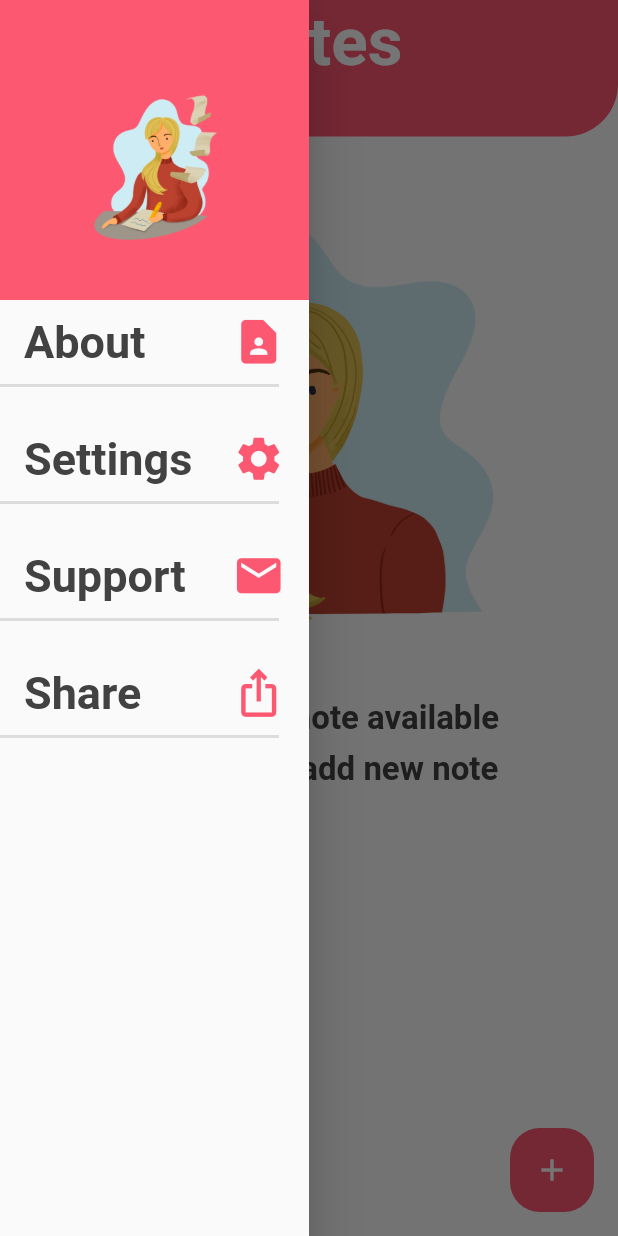
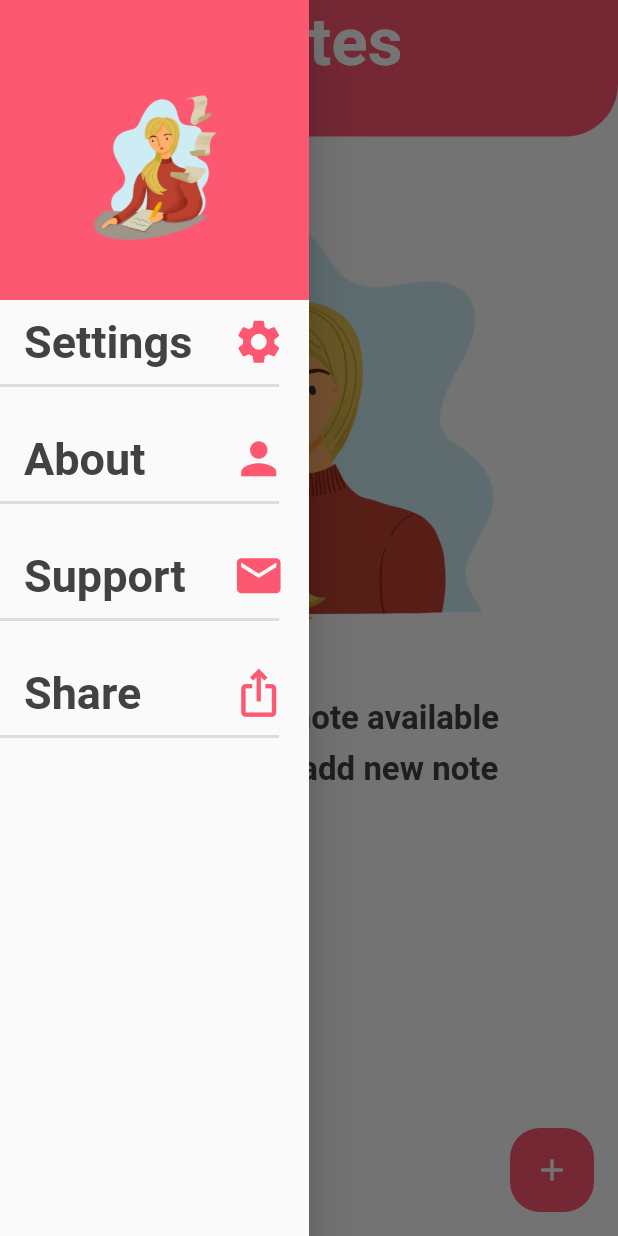
Before and after one commit to zestybean/what-todo, a Flutter app: the screen it shows after launch, with the side drawer open, on a phone screen of 412 x 824 dp. Run offline on Flutter 3.47's test engine with Material 2 defaults, Android fonts, the phone set to English and light mode, and no system bars; our stand-ins replace google_fonts, image_picker, sqflite; accounts and stored records are empty; Roboto replaces fonts that are missing (Economica).

Commit message:
Added the additional files for the about and settings screens, also adjusted some UI settings on the floating action buttons

```diff
--- a/lib/main.dart
+++ b/lib/main.dart
@@ -50,6 +50,8 @@ class MyApp extends StatelessWidget {
             NoteListScreen.route: (context) => NoteListScreen(),
             NoteViewScreen.route: (context) => NoteViewScreen(),
             NoteEditScreen.route: (context) => NoteEditScreen(),
+            AboutScreen.route: (context) => AboutScreen(),
+            SettingsScreen.route: (context) => SettingsScreen(),
           },
         ),
       ),
--- a/lib/screens/note_edit_screen.dart
+++ b/lib/screens/note_edit_screen.dart
@@ -171,7 +171,7 @@ class _NoteEditScreenState extends State<NoteEditScreen> {
             Padding(
               padding: const EdgeInsets.only(
                 left: 10.0,
-                right: 5.0,
+                right: 10.0,
                 top: 10.0,
                 bottom: 5.0,
               ),
@@ -187,6 +187,10 @@ class _NoteEditScreenState extends State<NoteEditScreen> {
         ),
       ),
       floatingActionButton: FloatingActionButton(
+        shape: RoundedRectangleBorder(
+          borderRadius: BorderRadius.circular(20.0),
+        ),
+        elevation: 0.0,
         heroTag: 'noteEditBtn',
         onPressed: () {
           if (titleController.text.isEmpty)
--- a/lib/screens/note_list_screen.dart
+++ b/lib/screens/note_list_screen.dart
@@ -15,8 +15,11 @@ import '../helper/helpers.dart';
 //Screens
 import '../screens/screens.dart';
 
-//Constant
-import 'package:what_todo_app/utils/constants.dart';
+//Widgets
+import '../widgets/widgets.dart';
+
+//Constants
+import '../utils/constants.dart';
 
 class NoteListScreen extends StatelessWidget {
   final _scaffoldKey = GlobalKey<ScaffoldState>();
@@ -153,88 +156,29 @@ class NoteListScreen extends StatelessWidget {
             Expanded(
               child: ListView(
                 children: [
-                  Padding(
-                    padding: const EdgeInsets.only(bottom: 20.0),
-                    child: Column(
-                      children: [
-                        ListTile(
-                          onTap: () {
-                            print('Go to screen');
-                          },
-                          title: Text(
-                            'About',
-                            style: dividerMenuTitle,
-                          ),
-                          trailing: Icon(Icons.contact_page,
-                              size: 35.0, color: headerColor),
-                        ),
-                        Divider(
-                          height: 2.0,
-                          thickness: 2.0,
-                          endIndent: 20.0,
-                        ),
-                      ],
-                    ),
+                  DrawerListItem(
+                    onTap: () {
+                      Navigator.of(context).pushNamed(SettingsScreen.route);
+                    },
+                    title: 'Settings',
+                    icon: Icons.settings,
                   ),
-                  Padding(
-                    padding: const EdgeInsets.only(bottom: 20.0),
-                    child: Column(
-                      children: [
-                        ListTile(
-                          title: Text(
-                            'Settings',
-                            style: dividerMenuTitle,
-                          ),
-                          trailing: Icon(Icons.settings,
-                              size: 35.0, color: headerColor),
-                        ),
-                        Divider(
-                          height: 2.0,
-                          thickness: 2.0,
-                          endIndent: 20.0,
-                        ),
-                      ],
-                    ),
+                  DrawerListItem(
+                    onTap: () {
+                      Navigator.of(context).pushNamed(AboutScreen.route);
+                    },
+                    title: 'About',
+                    icon: Icons.person,
                   ),
-                  Padding(
-                    padding: const EdgeInsets.only(bottom: 20.0),
-                    child: Column(
-                      children: [
-                        ListTile(
-                          title: Text(
-                            'Support',
-                            style: dividerMenuTitle,
-                          ),
-                          trailing:
-                              Icon(Icons.email, size: 35.0, color: headerColor),
-                        ),
-                        Divider(
-                          height: 2.0,
-                          thickness: 2.0,
-                          endIndent: 20.0,
-                        ),
-                      ],
-                    ),
+                  DrawerListItem(
+                    onTap: () {},
+                    title: 'Support',
+                    icon: Icons.mail,
                   ),
-                  Padding(
-                    padding: const EdgeInsets.only(bottom: 20.0),
-                    child: Column(
-                      children: [
-                        ListTile(
-                          title: Text(
-                            'Share',
-                            style: dividerMenuTitle,
-                          ),
-                          trailing: Icon(Icons.ios_share,
-                              size: 35.0, color: headerColor),
-                        ),
-                        Divider(
-                          height: 2.0,
-                          thickness: 2.0,
-                          endIndent: 20.0,
-                        ),
-                      ],
-                    ),
+                  DrawerListItem(
+                    onTap: () {},
+                    title: 'Share',
+                    icon: Icons.ios_share,
                   ),
                 ],
               ),
--- a/lib/screens/note_view_screen.dart
+++ b/lib/screens/note_view_screen.dart
@@ -114,6 +114,10 @@ class _NoteViewScreenState extends State<NoteViewScreen> {
         ),
       ),
       floatingActionButton: FloatingActionButton(
+        shape: RoundedRectangleBorder(
+          borderRadius: BorderRadius.circular(20.0),
+        ),
+        elevation: 0.0,
         heroTag: 'noteViewBtn',
         onPressed: () {
           Navigator.pushNamed(context, NoteEditScreen.route,
--- a/lib/screens/screens.dart
+++ b/lib/screens/screens.dart
@@ -3,3 +3,5 @@ export 'note_edit_screen.dart';
 export 'note_list_screen.dart';
 export 'note_view_screen.dart';
 export 'splash_screen.dart';
+export 'drawer_screens/about_screen.dart';
+export 'drawer_screens/settings_screen.dart';
--- /dev/null
+++ b/lib/widgets/drawer_list_item.dart
@@ -0,0 +1,37 @@
+//Flutter
+import 'package:flutter/material.dart';
+
+//Constants
+import '../utils/constants.dart';
+
+class DrawerListItem extends StatelessWidget {
+  final Function onTap;
+  final String title;
+  final IconData icon;
+
+  DrawerListItem({this.onTap, this.title, this.icon});
+
+  @override
+  Widget build(BuildContext context) {
+    return Padding(
+      padding: const EdgeInsets.only(bottom: 20.0),
+      child: Column(
+        children: [
+          ListTile(
+            onTap: onTap,
+            title: Text(
+              title,
+              style: dividerMenuTitle,
+            ),
+            trailing: Icon(icon, size: 35.0, color: headerColor),
+          ),
+          Divider(
+            height: 2.0,
+            thickness: 2.0,
+            endIndent: 20.0,
+          ),
+        ],
+      ),
+    );
+  }
+}
--- /dev/null
+++ b/lib/widgets/widgets.dart
@@ -0,0 +1,3 @@
+export 'delete_popup.dart';
+export 'drawer_list_item.dart';
+export 'list_item.dart';
```
Also changed, not shown: lib/screens/drawer_screens/about_screen.dart (added, +15 -0 lines), lib/screens/drawer_screens/settings_screen.dart (added, +15 -0 lines).
